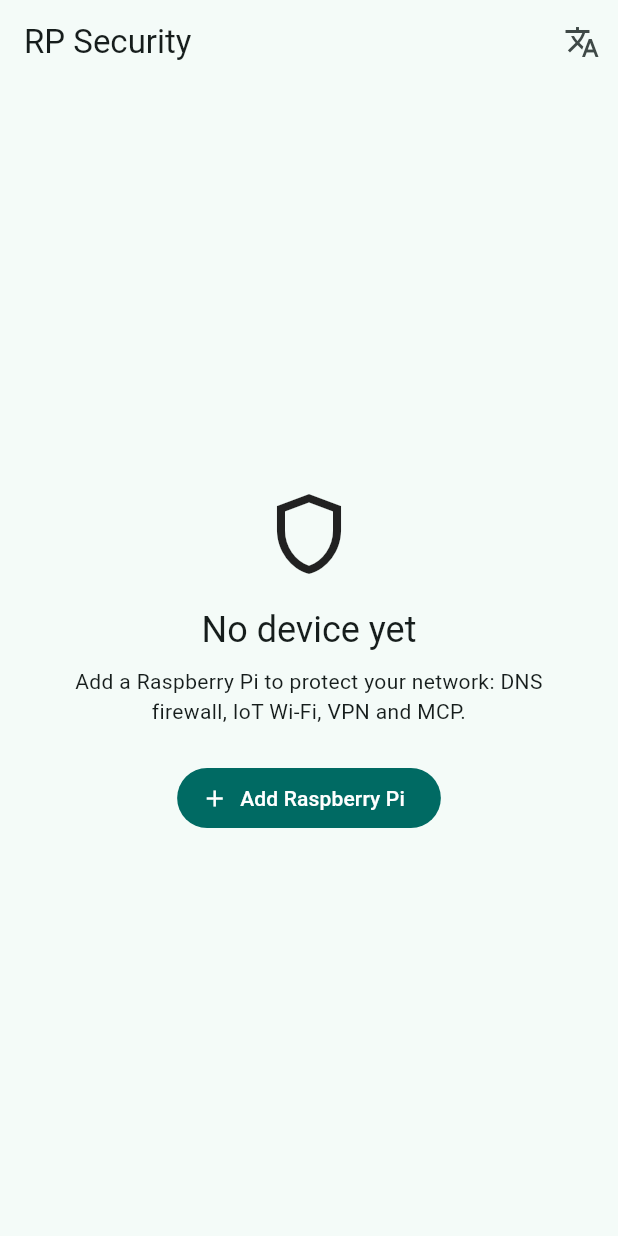
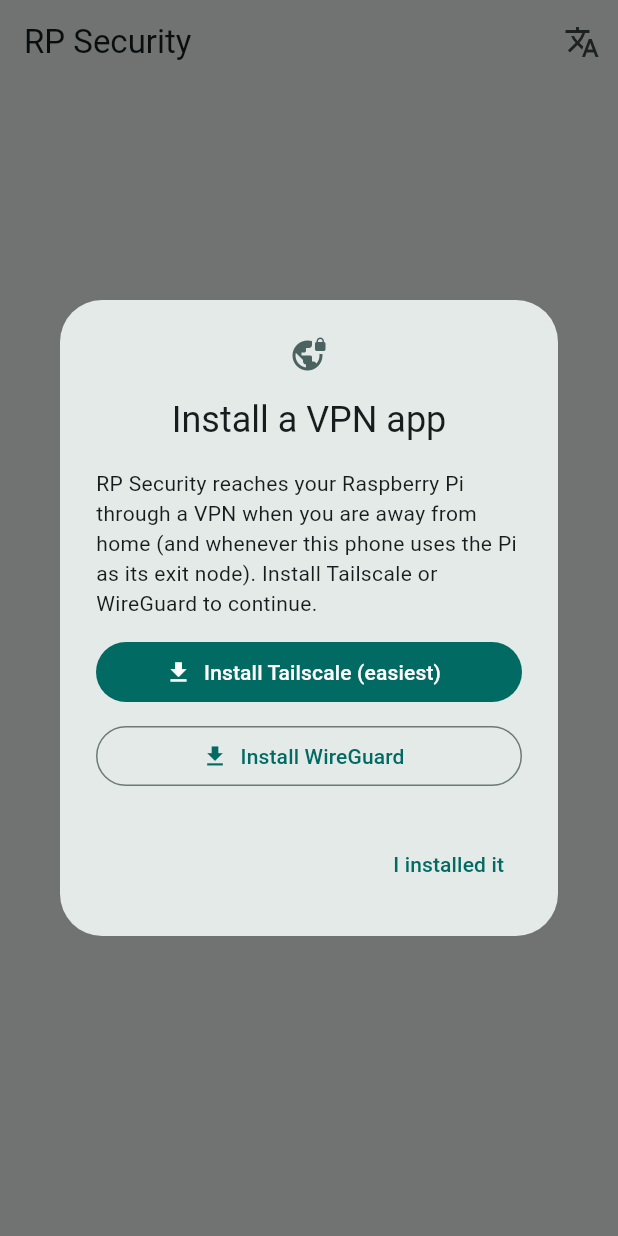
Before and after one commit to Jest-Test-Team/rp_app, a Flutter app: the screen it shows after launch, on a phone screen of 412 x 824 dp. Run offline on Flutter 3.47's test engine with Material 3 defaults, Android fonts, the phone set to English and light mode, and no system bars; our stand-ins replace flutter_secure_storage, multicast_dns, qr_flutter; missing offline and left inert: cryptography, dartssh2, mobile_scanner.

Commit message:
console: reach the Pi over Tailscale/WireGuard; require a VPN app on Android
With the Pi as the phone's Tailscale exit node, even 192.168.0.x is routed
into the tunnel, so the app could read nothing. The app now learns the Pi's
VPN addresses (tailnet IP, MagicDNS name, WireGuard address) whenever it
reaches it and keeps them per device; each connection tries the VPN
addresses first while the phone's VPN is up (home address first
otherwise), falls back on network errors, and stays pinned to the paired
certificate on every path. The device screen shows the path in use. If
nothing answers, a help screen says whether the phone's VPN is on, opens
Tailscale/WireGuard, and accepts the Pi's VPN address by hand.

On Android, a phone with neither Tailscale nor WireGuard gets a prompt that
cannot be dismissed until one is installed (Play Store buttons, re-checked
when the app resumes). Package visibility is limited to those two apps.

Co-Authored-By: Claude Opus 5.5 <noreply@anthropic.com>

```diff
--- a/apps/rp_console/lib/app/app.dart
+++ b/apps/rp_console/lib/app/app.dart
@@ -2,6 +2,7 @@ import 'package:flutter/material.dart';
 import 'package:flutter_localizations/flutter_localizations.dart';
 
 import '../features/devices/home.dart';
+import '../features/devices/vpn_gate.dart';
 import 'app_state.dart';
 import 'strings.dart';
 
@@ -32,7 +33,10 @@ class RpApp extends StatelessWidget {
           GlobalWidgetsLocalizations.delegate,
           GlobalCupertinoLocalizations.delegate,
         ],
-        home: HomeScreen(app: state),
+        home: VpnGate(
+          vpn: state.services.vpn,
+          child: HomeScreen(app: state),
+        ),
       ),
     );
   }
--- a/apps/rp_console/lib/app/services.dart
+++ b/apps/rp_console/lib/app/services.dart
@@ -3,7 +3,9 @@
 import 'package:flutter/widgets.dart';
 
 import '../core/api/client.dart';
+import '../core/api/routing_transport.dart';
 import '../core/api/transport.dart';
+import '../core/vpn/vpn_platform.dart';
 import '../core/discovery/discovery.dart';
 import '../core/provision/ssh_bootstrap.dart';
 import '../core/storage/vault.dart';
@@ -29,6 +31,7 @@ class Services {
     this.demoPairingCode,
     this.scanQr,
     Future<String?> Function()? publicIp,
+    this.vpn,
   }) : transport = transport ?? ((h, p, pin) => PinnedTransport(host: h, port: p, pin: pin)),
        shell =
            shell ??
@@ -55,9 +58,21 @@ class Services {
   /// cancelled). Null on platforms without a scanner (the code is pasted).
   final Future<String?> Function(BuildContext context)? scanQr;
 
+  /// The phone's VPN apps and state (Android); null elsewhere (no VPN check).
+  final VpnPlatform? vpn;
+
   /// Can write SD cards (desktop builds).
   final bool desktop;
 
-  Future<RpClient> clientFor(PairedDevice d) async =>
-      RpClient(transport(d.host, d.port, d.certSha256), key: await vault.adminKey(), deviceId: d.deviceId);
+  /// A client that reaches [d] at home or over the VPN (see RoutingTransport).
+  Future<RpClient> clientFor(PairedDevice d) async => RpClient(
+    RoutingTransport(
+      lanHost: d.host,
+      vpnHosts: d.vpnHosts,
+      open: (h) => transport(h, d.port, d.certSha256),
+      vpnActive: () async => await vpn?.vpnActive() ?? false,
+    ),
+    key: await vault.adminKey(),
+    deviceId: d.deviceId,
+  );
 }
--- a/apps/rp_console/lib/app/strings.dart
+++ b/apps/rp_console/lib/app/strings.dart
@@ -7,6 +7,26 @@ const supportedLocales = [Locale('en'), Locale('zh', 'TW')];
 
 const Map<String, String> _en = {
   'app.title': 'RP Security',
+  'vpngate.title': 'Install a VPN app',
+  'vpngate.body': 'RP Security reaches your Raspberry Pi through a VPN when you are away from home (and whenever this phone uses the Pi as its exit node). Install Tailscale or WireGuard to continue.',
+  'vpngate.tailscale': 'Install Tailscale (easiest)',
+  'vpngate.wireguard': 'Install WireGuard',
+  'vpngate.check': 'I installed it',
+  'conn.title': 'Cannot reach the Raspberry Pi',
+  'conn.tried': 'Tried: {hosts}',
+  'conn.vpn.on': 'A VPN is on on this phone',
+  'conn.vpn.on.body': 'The Pi did not answer through it. With Tailscale, make sure the Pi is shared with you and online; add its Tailscale address below if it is not listed above.',
+  'conn.vpn.off': 'No VPN is on',
+  'conn.vpn.off.body': 'Away from home, turn on Tailscale or WireGuard to reach the Pi.',
+  'conn.open': 'Open {app}',
+  'conn.addhost': 'The Pi\'s VPN address',
+  'conn.addhost.label': 'e.g. raspberrypi.tailxxxx.ts.net or 100.x.y.z',
+  'conn.addhost.body':
+      'As shown for the Pi in the Tailscale app. The connection is still checked against the Pi\'s paired certificate.',
+  'conn.addhost.bad': 'That is not a host name or IP address.',
+  'conn.addhost.save': 'Add and connect',
+  'conn.via.lan': 'Home network · {host}',
+  'conn.via.vpn': 'Via VPN · {host}',
   'lang.title': 'Language',
   'lang.system': 'Phone setting',
   'set.cert': 'Certificate (SHA-256)',
@@ -359,6 +379,25 @@ const Map<String, String> _en = {
 
 const Map<String, String> _zh = {
   'app.title': 'RP Security',
+  'vpngate.title': '請安裝 VPN App',
+  'vpngate.body': '不在家時（以及這支手機把 Pi 當出口節點時），RP Security 需要透過 VPN 連到你的 Raspberry Pi。請安裝 Tailscale 或 WireGuard 才能繼續。',
+  'vpngate.tailscale': '安裝 Tailscale（最簡單）',
+  'vpngate.wireguard': '安裝 WireGuard',
+  'vpngate.check': '我已安裝',
+  'conn.title': '無法連到 Raspberry Pi',
+  'conn.tried': '已嘗試：{hosts}',
+  'conn.vpn.on': '這支手機的 VPN 已開啟',
+  'conn.vpn.on.body': '但 Pi 沒有透過 VPN 回應。使用 Tailscale 時，請確認 Pi 已分享給你且在線；若上方沒有列出 Pi 的 Tailscale 位址，請在下方加入。',
+  'conn.vpn.off': 'VPN 未開啟',
+  'conn.vpn.off.body': '不在家時，請開啟 Tailscale 或 WireGuard 才能連到 Pi。',
+  'conn.open': '開啟 {app}',
+  'conn.addhost': 'Pi 的 VPN 位址',
+  'conn.addhost.label': '例如 raspberrypi.tailxxxx.ts.net 或 100.x.y.z',
+  'conn.addhost.body': '即 Tailscale App 中 Pi 顯示的位址。連線仍會核對 Pi 配對時的憑證。',
+  'conn.addhost.bad': '這不是主機名稱或 IP 位址。',
+  'conn.addhost.save': '加入並連線',
+  'conn.via.lan': '家用網路 · {host}',
+  'conn.via.vpn': '經由 VPN · {host}',
   'lang.title': '語言',
   'lang.system': '跟隨手機',
   'set.cert': '憑證（SHA-256）',
--- a/apps/rp_console/lib/core/api/transport.dart
+++ b/apps/rp_console/lib/core/api/transport.dart
@@ -25,6 +25,9 @@ class ApiException implements Exception {
 }
 
 /// Raised when the device presents a certificate other than the pinned one.
+/// The device could not be reached on this path (test doubles implement it).
+abstract interface class Unreachable implements Exception {}
+
 class PinMismatch implements Exception {
   PinMismatch(this.seen);
   final String? seen;
--- a/apps/rp_console/lib/core/storage/vault.dart
+++ b/apps/rp_console/lib/core/storage/vault.dart
@@ -54,6 +54,7 @@ class PairedDevice {
     required this.certSha256,
     required this.adminId,
     required this.addedAt,
+    this.vpnHosts = const [],
   });
 
   final String deviceId;
@@ -64,6 +65,10 @@ class PairedDevice {
   final String adminId;
   final int addedAt;
 
+  /// The device's VPN addresses (Tailscale name and IPs, WireGuard address),
+  /// learned from the device; used away from home or with an exit node.
+  final List<String> vpnHosts;
+
   Map<String, Object> toJson() => {
     'device_id': deviceId,
     'name': name,
@@ -72,6 +77,7 @@ class PairedDevice {
     'cert_sha256': certSha256,
     'admin_id': adminId,
     'added_at': addedAt,
+    if (vpnHosts.isNotEmpty) 'vpn_hosts': vpnHosts,
   };
 
   static PairedDevice fromJson(Map<String, Object?> j) => PairedDevice(
@@ -82,9 +88,10 @@ class PairedDevice {
     certSha256: j['cert_sha256'] as String,
     adminId: j['admin_id'] as String,
     addedAt: j['added_at'] as int,
+    vpnHosts: j['vpn_hosts'] is List ? (j['vpn_hosts'] as List).whereType<String>().toList() : const [],
   );
 
-  PairedDevice copyWith({String? name, String? host, int? port}) => PairedDevice(
+  PairedDevice copyWith({String? name, String? host, int? port, List<String>? vpnHosts}) => PairedDevice(
     deviceId: deviceId,
     name: name ?? this.name,
     host: host ?? this.host,
@@ -92,6 +99,7 @@ class PairedDevice {
     certSha256: certSha256,
     adminId: adminId,
     addedAt: addedAt,
+    vpnHosts: vpnHosts ?? this.vpnHosts,
   );
 }
 
--- /dev/null
+++ b/apps/rp_console/lib/core/vpn/vpn_platform.dart
@@ -0,0 +1,44 @@
+// The phone's VPN situation: which VPN apps are installed and whether a VPN
+// is up (Android, via MainActivity's "rp/vpn" channel). Away from home the
+// app reaches the Raspberry Pi only through Tailscale or WireGuard.
+
+import 'package:flutter/services.dart';
+
+const kTailscalePackage = 'com.tailscale.ipn';
+const kWireguardPackage = 'com.wireguard.android';
+
+class VpnApps {
+  const VpnApps({required this.tailscale, required this.wireguard});
+  final bool tailscale;
+  final bool wireguard;
+  bool get any => tailscale || wireguard;
+}
+
+abstract class VpnPlatform {
+  Future<VpnApps> installedApps();
+
+  /// Whether any VPN (Tailscale, WireGuard, …) is up on this phone.
+  Future<bool> vpnActive();
+  Future<bool> openApp(String package);
+  Future<bool> openStore(String package);
+}
+
+class AndroidVpnPlatform implements VpnPlatform {
+  static const _ch = MethodChannel('rp/vpn');
+
+  @override
+  Future<VpnApps> installedApps() async {
+    final m = await _ch.invokeMapMethod<String, bool>('installedApps') ?? const {};
+    return VpnApps(tailscale: m[kTailscalePackage] ?? false, wireguard: m[kWireguardPackage] ?? false);
+  }
+
+  @override
+  Future<bool> vpnActive() async => await _ch.invokeMethod<bool>('vpnActive') ?? false;
+
+  @override
+  Future<bool> openApp(String package) async => await _ch.invokeMethod<bool>('openApp', {'package': package}) ?? false;
+
+  @override
+  Future<bool> openStore(String package) async =>
+      await _ch.invokeMethod<bool>('openStore', {'package': package}) ?? false;
+}
--- /dev/null
+++ b/apps/rp_console/lib/features/devices/vpn_gate.dart
@@ -0,0 +1,109 @@
+// Away from home the app reaches the Raspberry Pi only through a VPN, so a
+// phone without Tailscale or WireGuard is asked — and kept asking — to
+// install one. Checked at start and whenever the app comes back (e.g. from
+// the store).
+
+import 'package:flutter/material.dart';
+
+import '../../app/strings.dart';
+import '../../core/vpn/vpn_platform.dart';
+
+class VpnGate extends StatefulWidget {
+  const VpnGate({super.key, required this.vpn, required this.child});
+  final VpnPlatform? vpn;
+  final Widget child;
+  @override
+  State<VpnGate> createState() => _VpnGateState();
+}
+
+class _VpnGateState extends State<VpnGate> with WidgetsBindingObserver {
+  bool _showing = false;
+
+  @override
+  void initState() {
+    super.initState();
+    WidgetsBinding.instance.addObserver(this);
+    WidgetsBinding.instance.addPostFrameCallback((_) => _check());
+  }
+
+  @override
+  void dispose() {
+    WidgetsBinding.instance.removeObserver(this);
+    super.dispose();
+  }
+
+  @override
+  void didChangeAppLifecycleState(AppLifecycleState s) {
+    if (s == AppLifecycleState.resumed) _check();
+  }
+
+  Future<void> _check() async {
+    final vpn = widget.vpn;
+    if (vpn == null || !mounted) return;
+    VpnApps apps;
+    try {
+      apps = await vpn.installedApps();
+    } catch (_) {
+      return; // cannot tell: never lock the user out
+    }
+    if (!mounted) return;
+    if (apps.any) {
+      if (_showing) Navigator.of(context, rootNavigator: true).pop();
+      return;
+    }
+    if (_showing) return;
+    _showing = true;
+    await showDialog<void>(
+      context: context,
+      barrierDismissible: false,
+      builder: (_) => PopScope(
+        canPop: false,
+        child: InstallVpnDialog(vpn: vpn, onCheck: _check),
+      ),
+    );
+    _showing = false;
+  }
+
+  @override
+  Widget build(BuildContext context) => widget.child;
+}
+
+class InstallVpnDialog extends StatelessWidget {
+  const InstallVpnDialog({super.key, required this.vpn, required this.onCheck});
+  final VpnPlatform vpn;
+  final Future<void> Function() onCheck;
+
+  @override
+  Widget build(BuildContext context) {
+    final s = S.of(context);
+    return AlertDialog(
+      key: const Key('vpn-install'),
+      icon: const Icon(Icons.vpn_lock_outlined),
+      title: Text(s('vpngate.title')),
+      content: SingleChildScrollView(
+        child: Column(
+          mainAxisSize: MainAxisSize.min,
+          crossAxisAlignment: CrossAxisAlignment.stretch,
+          children: [
+            Text(s('vpngate.body')),
+            const SizedBox(height: 12),
+            FilledButton.icon(
+              key: const Key('vpngate-tailscale'),
+              onPressed: () => vpn.openStore(kTailscalePackage),
+              icon: const Icon(Icons.download),
+              label: Text(s('vpngate.tailscale')),
+            ),
+            const SizedBox(height: 8),
+            OutlinedButton.icon(
+              key: const Key('vpngate-wireguard'),
+              onPressed: () => vpn.openStore(kWireguardPackage),
+              icon: const Icon(Icons.download),
+              label: Text(s('vpngate.wireguard')),
+            ),
+          ],
+        ),
+      ),
+      actions: [TextButton(key: const Key('vpngate-check'), onPressed: onCheck, child: Text(s('vpngate.check')))],
+    );
+  }
+}
--- a/apps/rp_console/lib/main.dart
+++ b/apps/rp_console/lib/main.dart
@@ -9,6 +9,7 @@ import 'app/release.dart';
 import 'app/services.dart';
 import 'core/discovery/discovery.dart';
 import 'core/storage/vault.dart';
+import 'core/vpn/vpn_platform.dart';
 import 'demo/demo_device.dart';
 import 'features/onboarding/qr_scanner.dart';
 
@@ -39,6 +40,7 @@ Future<void> main() async {
       discoverer: MdnsDiscoverer(),
       desktop: Platform.isMacOS || Platform.isLinux || Platform.isWindows,
       scanQr: Platform.isAndroid || Platform.isIOS ? scanPairingQr : null,
+      vpn: Platform.isAndroid ? AndroidVpnPlatform() : null,
     );
   }
   final state = AppState(services);
```
Also changed, not shown: apps/rp_console/lib/app/app_state.dart (+39 -0 lines), apps/rp_console/lib/core/api/routing_transport.dart (added, +95 -0 lines), apps/rp_console/lib/demo/demo_device.dart (+11 -2 lines), apps/rp_console/lib/features/devices/connection_help.dart (added, +137 -0 lines), apps/rp_console/lib/features/devices/device_screen.dart (+63 -5 lines), 6 other files.
